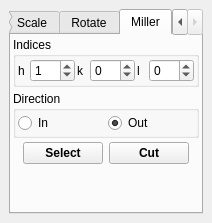
The window that branches/nugui/src/gui/celltransform.ui (trisyoungs/aten) describes before a commit, drawn with Qt 5.
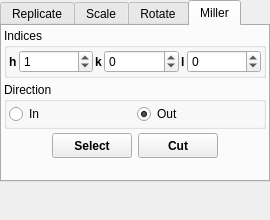
The same window after the commit. The open tabs and pages were chosen to show the change. Icons and pictures are not drawn.

Commit message: All dock widgets completely updated and set to minimum size (270 px) except GlyphsWidget. Tweaked variety of icons to fill whole icon canvas.

```diff
--- a/branches/nugui/src/gui/celltransform.ui
+++ b/branches/nugui/src/gui/celltransform.ui
@@ -6,10 +6,16 @@
    <rect>
     <x>0</x>
     <y>0</y>
-    <width>212</width>
-    <height>223</height>
+    <width>270</width>
+    <height>220</height>
    </rect>
   </property>
+  <property name="minimumSize">
+   <size>
+    <width>270</width>
+    <height>220</height>
+   </size>
+  </property>
   <property name="windowIcon">
    <iconset resource="icons.qrc">
     <normaloff>:/stackicons/icons/stack_celledit.svg</normaloff>:/stackicons/icons/stack_celledit.svg</iconset>
@@ -19,6 +25,9 @@
   </property>
   <widget class="QWidget" name="dockWidgetContents">
    <layout class="QVBoxLayout" name="verticalLayout">
+    <property name="margin">
+     <number>0</number>
+    </property>
     <item>
      <widget class="QTabWidget" name="CellTransformTabs">
       <property name="currentIndex">
@@ -70,6 +79,12 @@
               <verstretch>0</verstretch>
              </sizepolicy>
             </property>
+            <property name="font">
+             <font>
+              <weight>75</weight>
+              <bold>true</bold>
+             </font>
+            </property>
             <property name="text">
              <string>X</string>
             </property>
@@ -128,6 +143,12 @@
               <verstretch>0</verstretch>
              </sizepolicy>
             </property>
+            <property name="font">
+             <font>
+              <weight>75</weight>
+              <bold>true</bold>
+             </font>
+            </property>
             <property name="text">
              <string>Y</string>
             </property>
@@ -186,6 +207,12 @@
               <verstretch>0</verstretch>
              </sizepolicy>
             </property>
+            <property name="font">
+             <font>
+              <weight>75</weight>
+              <bold>true</bold>
+             </font>
+            </property>
             <property name="text">
              <string>Z</string>
             </property>
@@ -268,6 +295,12 @@
           </item>
           <item>
            <widget class="QPushButton" name="CellReplicateButton">
+            <property name="minimumSize">
+             <size>
+              <width>0</width>
+              <height>25</height>
+             </size>
+            </property>
             <property name="font">
              <font>
               <weight>75</weight>
@@ -308,7 +341,7 @@
           <property name="sizeHint" stdset="0">
            <size>
             <width>20</width>
-            <height>40</height>
+            <height>0</height>
            </size>
           </property>
          </spacer>
@@ -358,6 +391,12 @@
               <verstretch>0</verstretch>
              </sizepolicy>
             </property>
+            <property name="font">
+             <font>
+              <weight>75</weight>
+              <bold>true</bold>
+             </font>
+            </property>
             <property name="text">
              <string>X</string>
             </property>
@@ -371,6 +410,12 @@
               <verstretch>0</verstretch>
              </sizepolicy>
             </property>
+            <property name="font">
+             <font>
+              <weight>75</weight>
+              <bold>true</bold>
+             </font>
+            </property>
             <property name="text">
              <string>Y</string>
             </property>
@@ -400,6 +445,12 @@
               <verstretch>0</verstretch>
              </sizepolicy>
             </property>
+            <property name="font">
+             <font>
+              <weight>75</weight>
+              <bold>true</bold>
+             </font>
+            </property>
             <property name="text">
              <string>Z</string>
             </property>
@@ -457,19 +508,6 @@
             </property>
            </widget>
           </item>
-          <item>
-           <spacer>
-            <property name="orientation">
-             <enum>Qt::Vertical</enum>
-            </property>
-            <property name="sizeHint" stdset="0">
-             <size>
-              <width>20</width>
-              <height>40</height>
-             </size>
-            </property>
-           </spacer>
-          </item>
          </layout>
         </item>
         <item>
@@ -495,6 +533,12 @@
           </item>
           <item>
            <widget class="QPushButton" name="CellScaleButton">
+            <property name="minimumSize">
+             <size>
+              <width>0</width>
+              <height>25</height>
+             </size>
+            </property>
             <property name="sizeIncrement">
              <size>
               <width>0</width>
@@ -847,7 +891,7 @@
           <property name="sizeHint" stdset="0">
            <size>
             <width>20</width>
-            <height>40</height>
+            <height>0</height>
            </size>
           </property>
          </spacer>
@@ -887,6 +931,12 @@
              </property>
              <item row="0" column="1">
               <widget class="QSpinBox" name="MillerHSpin">
+               <property name="sizePolicy">
+                <sizepolicy hsizetype="Expanding" vsizetype="Fixed">
+                 <horstretch>0</horstretch>
+                 <verstretch>0</verstretch>
+                </sizepolicy>
+               </property>
                <property name="minimum">
                 <number>-99</number>
                </property>
@@ -903,6 +953,12 @@
                  <verstretch>0</verstretch>
                 </sizepolicy>
                </property>
+               <property name="font">
+                <font>
+                 <weight>75</weight>
+                 <bold>true</bold>
+                </font>
+               </property>
                <property name="text">
                 <string>l</string>
                </property>
@@ -916,6 +972,12 @@
                  <verstretch>0</verstretch>
                 </sizepolicy>
                </property>
+               <property name="font">
+                <font>
+                 <weight>75</weight>
+                 <bold>true</bold>
+                </font>
+               </property>
                <property name="text">
                 <string>h</string>
                </property>
@@ -923,6 +985,12 @@
              </item>
              <item row="0" column="3">
               <widget class="QSpinBox" name="MillerKSpin">
+               <property name="sizePolicy">
+                <sizepolicy hsizetype="Expanding" vsizetype="Fixed">
+                 <horstretch>0</horstretch>
+                 <verstretch>0</verstretch>
+                </sizepolicy>
+               </property>
                <property name="minimum">
                 <number>-99</number>
                </property>
@@ -936,6 +1004,12 @@
                  <verstretch>0</verstretch>
                 </sizepolicy>
                </property>
+               <property name="font">
+                <font>
+                 <weight>75</weight>
+                 <bold>true</bold>
+                </font>
+               </property>
                <property name="text">
                 <string>k</string>
                </property>
@@ -943,6 +1017,12 @@
              </item>
              <item row="0" column="5">
               <widget class="QSpinBox" name="MillerLSpin">
+               <property name="sizePolicy">
+                <sizepolicy hsizetype="Expanding" vsizetype="Fixed">
+                 <horstretch>0</horstretch>
+                 <verstretch>0</verstretch>
+                </sizepolicy>
+               </property>
                <property name="minimum">
                 <number>-99</number>
                </property>
@@ -1008,6 +1088,12 @@
           </item>
           <item>
            <widget class="QPushButton" name="MillerSelectButton">
+            <property name="minimumSize">
+             <size>
+              <width>0</width>
+              <height>25</height>
+             </size>
+            </property>
             <property name="font">
              <font>
               <weight>75</weight>
@@ -1024,6 +1110,12 @@
           </item>
           <item>
            <widget class="QPushButton" name="MillerCutButton">
+            <property name="minimumSize">
+             <size>
+              <width>0</width>
+              <height>25</height>
+             </size>
+            </property>
             <property name="font">
              <font>
               <weight>75</weight>
@@ -1061,7 +1153,7 @@
           <property name="sizeHint" stdset="0">
            <size>
             <width>20</width>
-            <height>40</height>
+            <height>0</height>
            </size>
           </property>
          </spacer>
@@ -1070,6 +1162,22 @@
       </widget>
      </widget>
     </item>
+    <item>
+     <spacer name="verticalSpacer_3">
+      <property name="orientation">
+       <enum>Qt::Vertical</enum>
+      </property>
+      <property name="sizeType">
+       <enum>QSizePolicy::Expanding</enum>
+      </property>
+      <property name="sizeHint" stdset="0">
+       <size>
+        <width>20</width>
+        <height>0</height>
+       </size>
+      </property>
+     </spacer>
+    </item>
    </layout>
   </widget>
  </widget>
```
The commit also changes 124 other files.
